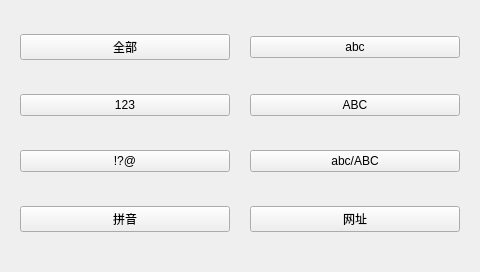
First picture: the form in pro-pinyin/mainwindow.ui, repository wexiangis/pinyin, before the edit.
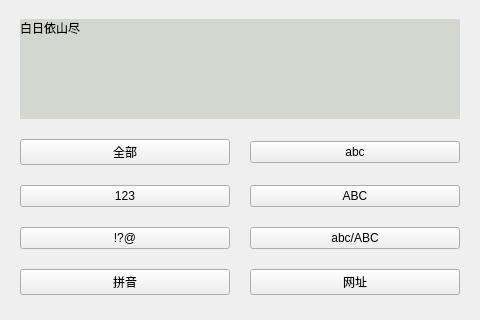
Second picture: the form after the edit.

Commit message: 待加tab键

```diff
--- a/pro-pinyin/mainwindow.ui
+++ b/pro-pinyin/mainwindow.ui
@@ -7,7 +7,7 @@
     <x>0</x>
     <y>0</y>
     <width>480</width>
-    <height>272</height>
+    <height>320</height>
    </rect>
   </property>
   <property name="windowTitle">
@@ -17,80 +17,105 @@
    <property name="geometry">
     <rect>
      <x>0</x>
-     <y>0</y>
+     <y>-1</y>
      <width>480</width>
-     <height>270</height>
+     <height>321</height>
     </rect>
    </property>
    <layout class="QGridLayout" name="gridLayout">
     <property name="leftMargin">
      <number>20</number>
     </property>
+    <property name="topMargin">
+     <number>5</number>
+    </property>
     <property name="rightMargin">
      <number>20</number>
     </property>
+    <property name="bottomMargin">
+     <number>5</number>
+    </property>
     <property name="horizontalSpacing">
      <number>20</number>
     </property>
     <property name="verticalSpacing">
-     <number>0</number>
+     <number>5</number>
     </property>
-    <item row="0" column="0">
+    <item row="1" column="0">
      <widget class="QPushButton" name="pushButton_all">
       <property name="text">
        <string>全部</string>
       </property>
      </widget>
     </item>
-    <item row="0" column="1">
+    <item row="1" column="1">
      <widget class="QPushButton" name="pushButton_low">
       <property name="text">
        <string>abc</string>
       </property>
      </widget>
     </item>
-    <item row="1" column="0">
+    <item row="2" column="0">
      <widget class="QPushButton" name="pushButton_number">
       <property name="text">
        <string>123</string>
       </property>
      </widget>
     </item>
-    <item row="1" column="1">
+    <item row="2" column="1">
      <widget class="QPushButton" name="pushButton_capital">
       <property name="text">
        <string>ABC</string>
       </property>
      </widget>
     </item>
-    <item row="2" column="0">
+    <item row="3" column="0">
      <widget class="QPushButton" name="pushButton_symbol">
       <property name="text">
        <string>!?@</string>
       </property>
      </widget>
     </item>
-    <item row="2" column="1">
+    <item row="3" column="1">
      <widget class="QPushButton" name="pushButton_word">
       <property name="text">
        <string>abc/ABC</string>
       </property>
      </widget>
     </item>
-    <item row="3" column="0">
+    <item row="4" column="0">
      <widget class="QPushButton" name="pushButton_pinyin">
       <property name="text">
        <string>拼音</string>
       </property>
      </widget>
     </item>
-    <item row="3" column="1">
+    <item row="4" column="1">
      <widget class="QPushButton" name="pushButton_user">
       <property name="text">
        <string>网址</string>
       </property>
      </widget>
     </item>
+    <item row="0" column="0" colspan="2">
+     <widget class="QLabel" name="label">
+      <property name="maximumSize">
+       <size>
+        <width>16777215</width>
+        <height>100</height>
+       </size>
+      </property>
+      <property name="styleSheet">
+       <string notr="true">background-color: rgb(211, 215, 207);</string>
+      </property>
+      <property name="text">
+       <string>白日依山尽</string>
+      </property>
+      <property name="alignment">
+       <set>Qt::AlignLeading|Qt::AlignLeft|Qt::AlignTop</set>
+      </property>
+     </widget>
+    </item>
    </layout>
   </widget>
  </widget>
```
The commit also changes 2 other files.
